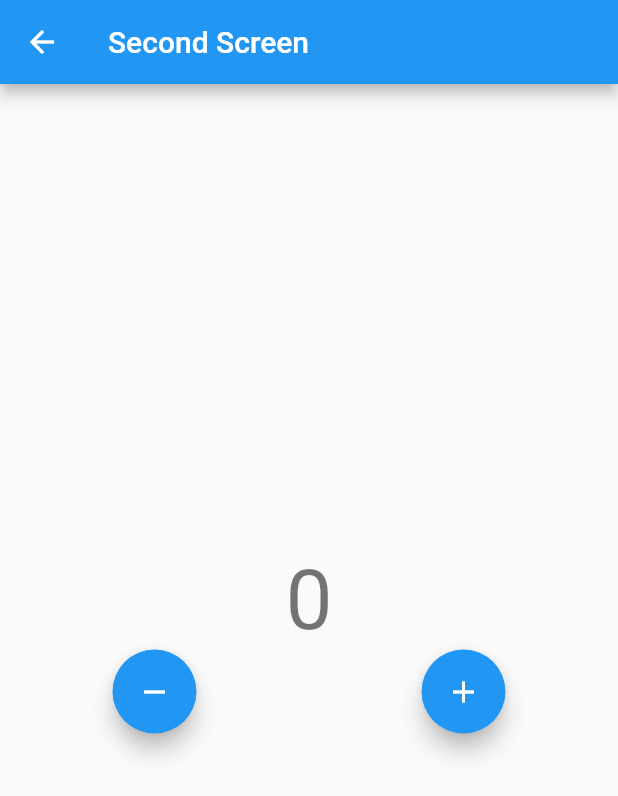
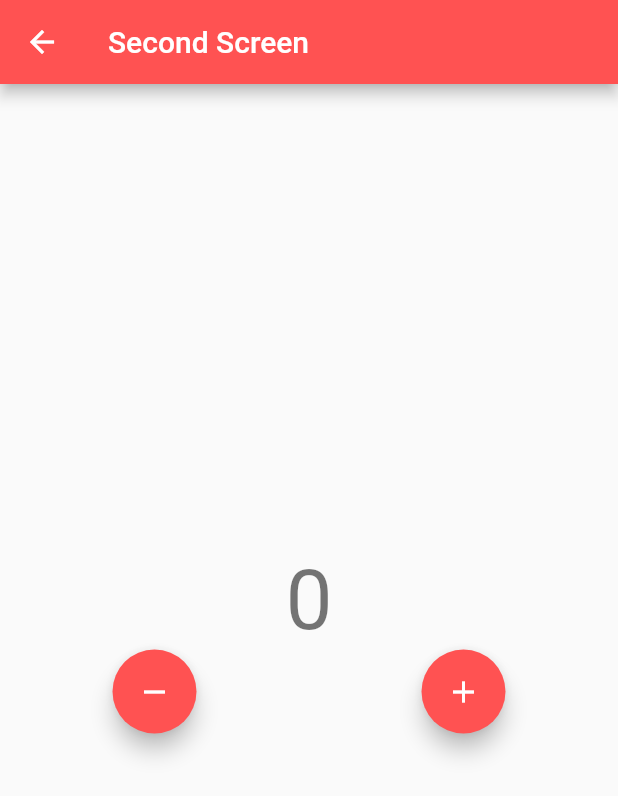
Before and after one commit to chechna9/bloc_pattern, a Flutter app: the screen it shows after launch, after a tap on "Go to Second Screen", on a phone screen of 412 x 824 dp. Shown: the top 796 px of the screen. Run offline on Flutter 3.47's test engine with Material 2 defaults, Android fonts, the phone set to English and light mode, and no system bars; our stand-ins replace bloc, equatable, flutter_bloc.

Commit message:
switch to global access

```diff
--- a/lib/main.dart
+++ b/lib/main.dart
@@ -10,27 +10,19 @@ void main() {
   runApp(MyApp());
 }
 
-class MyApp extends StatefulWidget {
+class MyApp extends StatelessWidget {
   MyApp({super.key});
 
-  @override
-  State<MyApp> createState() => _MyAppState();
-}
-
-class _MyAppState extends State<MyApp> {
   final AppRouter _appRouter = AppRouter();
 
   @override
   Widget build(BuildContext context) {
-    return MaterialApp(
-      debugShowCheckedModeBanner: false,
-      onGenerateRoute: _appRouter.onGenerateRoute,
+    return BlocProvider(
+      create: (context) => CounterCubit(),
+      child: MaterialApp(
+        debugShowCheckedModeBanner: false,
+        onGenerateRoute: _appRouter.onGenerateRoute,
+      ),
     );
   }
-
-  @override
-  void dispose() {
-    _appRouter.dispose();
-    super.dispose();
-  }
 }
--- a/lib/presentation/router/app_router.dart
+++ b/lib/presentation/router/app_router.dart
@@ -6,45 +6,31 @@ import 'package:flutter/material.dart';
 import 'package:flutter_bloc/flutter_bloc.dart';
 
 class AppRouter {
-  final CounterCubit _counterCubit = CounterCubit();
   Route? onGenerateRoute(RouteSettings routeSettings) {
     switch (routeSettings.name) {
       case '/':
         return MaterialPageRoute(
-          builder: (_) => BlocProvider.value(
-            value: _counterCubit,
-            child: const HomeScreen(
+          builder: (_) => const HomeScreen(
             title: 'Home Page',
             color: Colors.blueAccent,
-            ),
           ),
         );
       case '/second':
         return MaterialPageRoute(
-          builder: (_) => BlocProvider.value(
-            value: _counterCubit,
-            child: const SecondScreen(
+          builder: (_) => const SecondScreen(
             title: 'Second Screen',
             color: Colors.redAccent,
-            ),
           ),
         );
       case '/third':
         return MaterialPageRoute(
-          builder: (_) => BlocProvider.value(
-            value: _counterCubit,
-            child: const ThirdScreen(
+          builder: (_) => const ThirdScreen(
             title: 'Third Screen',
             color: Colors.purpleAccent,
-            ),
           ),
         );
       default:
         return null;
     }
   }
-
-  void dispose() {
-    _counterCubit.close();
 }
-}
--- a/lib/presentation/screens/homeScreen.dart
+++ b/lib/presentation/screens/homeScreen.dart
@@ -49,6 +49,7 @@ class HomeScreen extends StatelessWidget {
                   context.read<CounterCubit>().decrement();
                 },
                 tooltip: 'Decrement',
+                backgroundColor: color,
                 child: const Icon(Icons.remove),
               ),
               FloatingActionButton(
@@ -58,6 +59,7 @@ class HomeScreen extends StatelessWidget {
                   BlocProvider.of<CounterCubit>(context).increment();
                 },
                 tooltip: 'Increment',
+                backgroundColor: color,
                 child: const Icon(Icons.add),
               ),
             ],
@@ -69,7 +71,7 @@ class HomeScreen extends StatelessWidget {
             onPressed: () {
               Navigator.of(context).pushNamed('/second');
             },
-            color: color,
+            color: Colors.redAccent,
             child: const Text(
               'Go to Second Screen',
               style: TextStyle(
--- a/lib/presentation/screens/second_Screen.dart
+++ b/lib/presentation/screens/second_Screen.dart
@@ -17,6 +17,7 @@ class SecondScreen extends StatelessWidget {
   Widget build(BuildContext context) {
     return Scaffold(
       appBar: AppBar(
+        backgroundColor: color,
         title: Text(title),
       ),
       body: Column(
@@ -50,6 +51,7 @@ class SecondScreen extends StatelessWidget {
                   context.read<CounterCubit>().decrement();
                 },
                 tooltip: 'Decrement',
+                backgroundColor: color,
                 child: const Icon(Icons.remove),
               ),
               FloatingActionButton(
@@ -59,6 +61,7 @@ class SecondScreen extends StatelessWidget {
                   BlocProvider.of<CounterCubit>(context).increment();
                 },
                 tooltip: 'Increment',
+                backgroundColor: color,
                 child: const Icon(Icons.add),
               ),
             ],
--- a/lib/presentation/screens/thirdScreen.dart
+++ b/lib/presentation/screens/thirdScreen.dart
@@ -17,6 +17,7 @@ class ThirdScreen extends StatelessWidget {
     return Scaffold(
       appBar: AppBar(
         title: Text(title),
+        backgroundColor: color,
       ),
       body: Column(
         mainAxisAlignment: MainAxisAlignment.center,
@@ -49,6 +50,7 @@ class ThirdScreen extends StatelessWidget {
                   context.read<CounterCubit>().decrement();
                 },
                 tooltip: 'Decrement',
+                backgroundColor: color,
                 child: const Icon(Icons.remove),
               ),
               FloatingActionButton(
@@ -58,6 +60,7 @@ class ThirdScreen extends StatelessWidget {
                   BlocProvider.of<CounterCubit>(context).increment();
                 },
                 tooltip: 'Increment',
+                backgroundColor: color,
                 child: const Icon(Icons.add),
               ),
             ],
```
Lines whose indentation alone changed are shown as unchanged.
